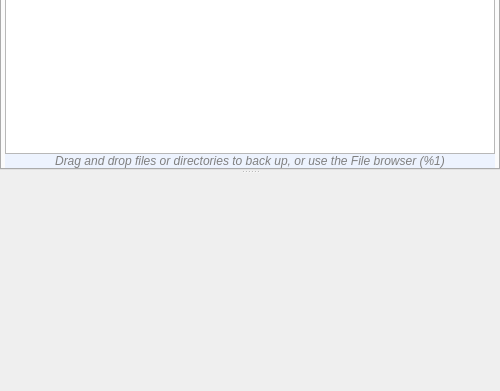
Before: the Qt Designer form forms/mainwindow.ui in Tarsnap/tarsnap-gui, drawn with Qt 5; both pictures show x 0 to 500 and y 183 to 574 of the 500 by 574 pixel window.
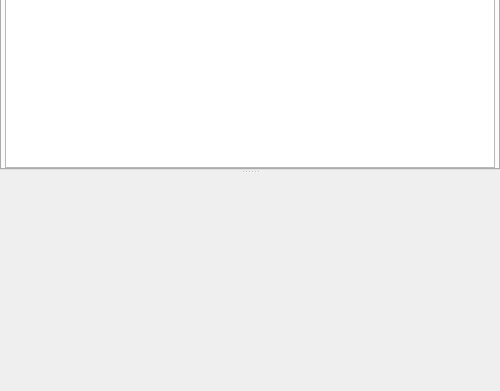
After: the same form once the commit is applied. Icons and pictures are not drawn. Custom widgets are drawn as their Qt base class.

Commit message: forms: move backupListInfoLabel to BackupTabWidget

What changed in the file:
```diff
--- a/forms/mainwindow.ui
+++ b/forms/mainwindow.ui
@@ -188,39 +188,6 @@
              </property>
             </widget>
            </item>
-           <item>
-            <widget class="ElidedLabel" name="backupListInfoLabel">
-             <property name="sizePolicy">
-              <sizepolicy hsizetype="Ignored" vsizetype="Preferred">
-               <horstretch>0</horstretch>
-               <verstretch>0</verstretch>
-              </sizepolicy>
-             </property>
-             <property name="font">
-              <font>
-               <italic>true</italic>
-              </font>
-             </property>
-             <property name="toolTip">
-              <string>Add files and directories using the File Browser &lt;span style=&quot;color:gray;font-size:small&quot;&gt;%1&lt;/span&gt;</string>
-             </property>
-             <property name="styleSheet">
-              <string notr="true">QLabel {
-color: gray;
-background-color: rgba(237,243,254,255);
-}</string>
-             </property>
-             <property name="text">
-              <string>Drag and drop files or directories to back up, or use the File browser (%1)</string>
-             </property>
-             <property name="alignment">
-              <set>Qt::AlignCenter</set>
-             </property>
-             <property name="elide" stdset="0">
-              <string>Qt::ElideMiddle</string>
-             </property>
-            </widget>
-           </item>
           </layout>
          </widget>
          <widget class="QWidget" name="archivesTab">
@@ -861,16 +828,16 @@
    <extends>QLabel</extends>
    <header>../widgets/elidedlabel.h</header>
   </customwidget>
+  <customwidget>
+   <class>BusyWidget</class>
+   <extends>QLabel</extends>
+   <header>../widgets/busywidget.h</header>
+  </customwidget>
   <customwidget>
    <class>BackupListWidget</class>
    <extends>QListWidget</extends>
    <header>widgets/backuplistwidget.h</header>
   </customwidget>
-  <customwidget>
-   <class>BusyWidget</class>
-   <extends>QLabel</extends>
-   <header>../widgets/busywidget.h</header>
-  </customwidget>
  </customwidgets>
  <tabstops>
   <tabstop>backupListWidget</tabstop>
```
The commit also changes 1 other file.
